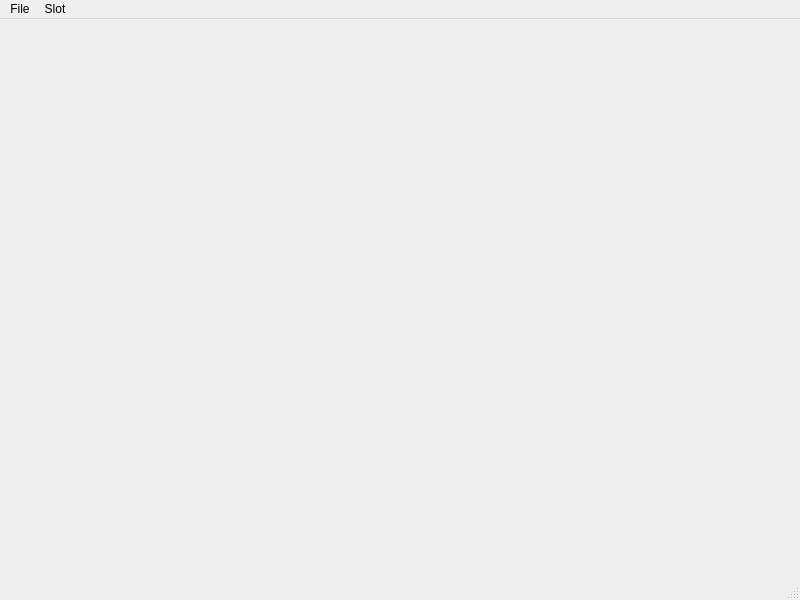
This is mhwisaveeditor.ui in EnderHDMC/MHWISaveEditor as Qt 5 draws it before an edit. The edited form follows.
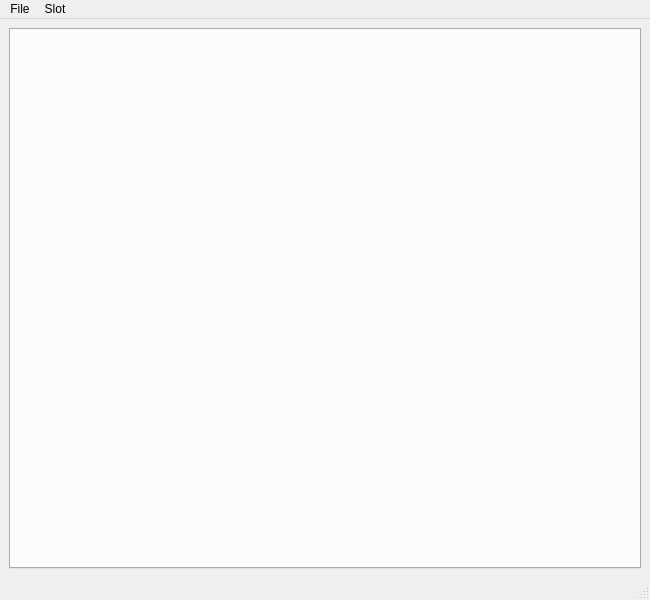
This is the edited form.

The edit to the form file:
```diff
--- a/mhwisaveeditor.ui
+++ b/mhwisaveeditor.ui
@@ -6,20 +6,36 @@
    <rect>
     <x>0</x>
     <y>0</y>
-    <width>800</width>
+    <width>650</width>
     <height>600</height>
    </rect>
   </property>
   <property name="windowTitle">
    <string>MHWISaveEditor</string>
   </property>
-  <widget class="QWidget" name="centralwidget"/>
+  <widget class="QWidget" name="centralwidget">
+   <layout class="QGridLayout" name="gridLayout">
+    <item row="0" column="0">
+     <widget class="QTabWidget" name="tabWidget">
+      <property name="sizePolicy">
+       <sizepolicy hsizetype="Preferred" vsizetype="Preferred">
+        <horstretch>0</horstretch>
+        <verstretch>0</verstretch>
+       </sizepolicy>
+      </property>
+      <property name="currentIndex">
+       <number>-1</number>
+      </property>
+     </widget>
+    </item>
+   </layout>
+  </widget>
   <widget class="QMenuBar" name="menubar">
    <property name="geometry">
     <rect>
      <x>0</x>
      <y>0</y>
-     <width>800</width>
+     <width>650</width>
      <height>22</height>
     </rect>
    </property>
```
